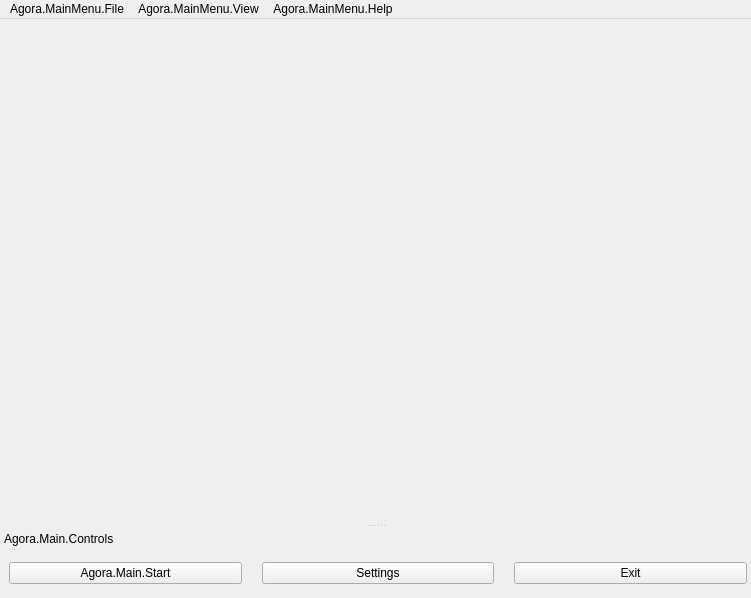
This is src/forms/AgoraBasic.ui in AgoraIO/OBS as Qt 5 draws it before an edit. The edited form follows.
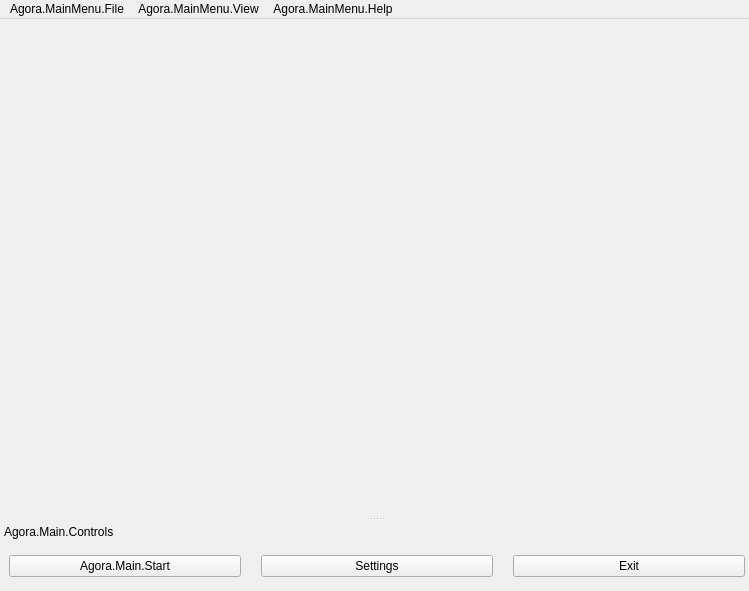
This is the edited form. Icons and pictures are not drawn.

Patch:
```diff
--- a/src/forms/AgoraBasic.ui
+++ b/src/forms/AgoraBasic.ui
@@ -7,8 +7,8 @@
    <rect>
     <x>0</x>
     <y>0</y>
-    <width>751</width>
-    <height>598</height>
+    <width>749</width>
+    <height>591</height>
    </rect>
   </property>
   <property name="sizePolicy">
@@ -225,7 +225,7 @@
     <rect>
      <x>0</x>
      <y>0</y>
-     <width>751</width>
+     <width>749</width>
      <height>22</height>
     </rect>
    </property>
```
